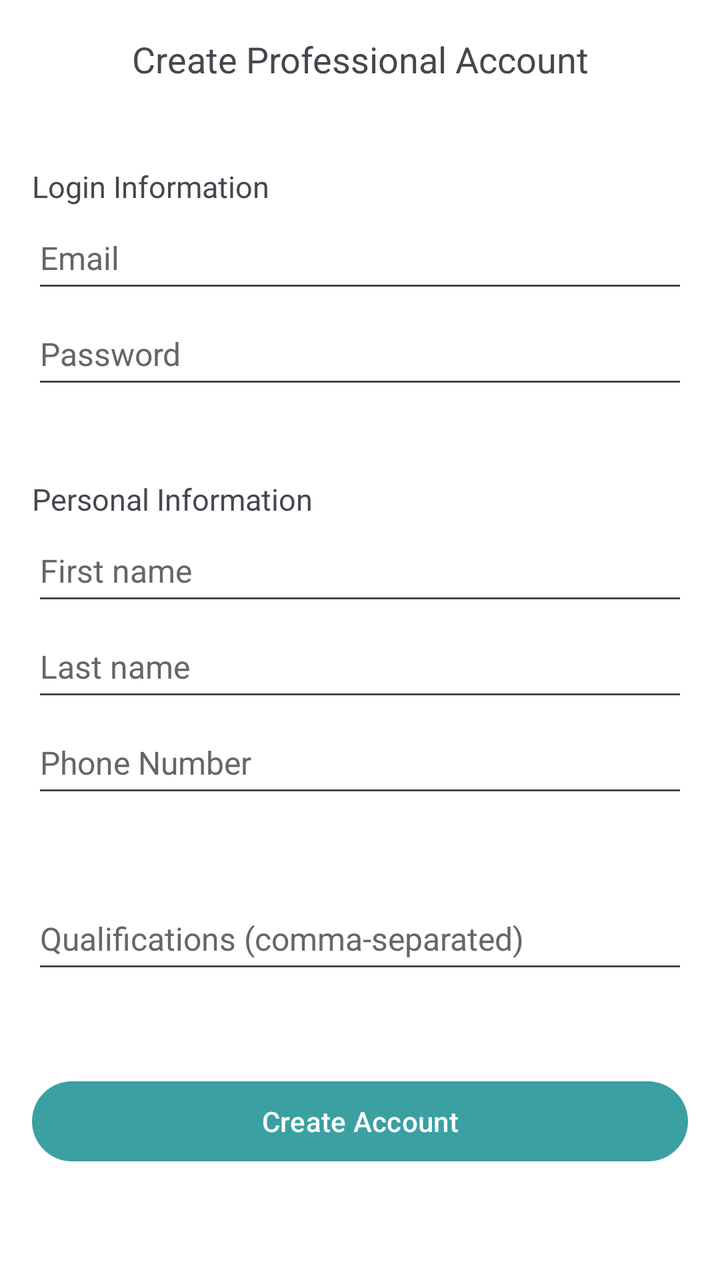
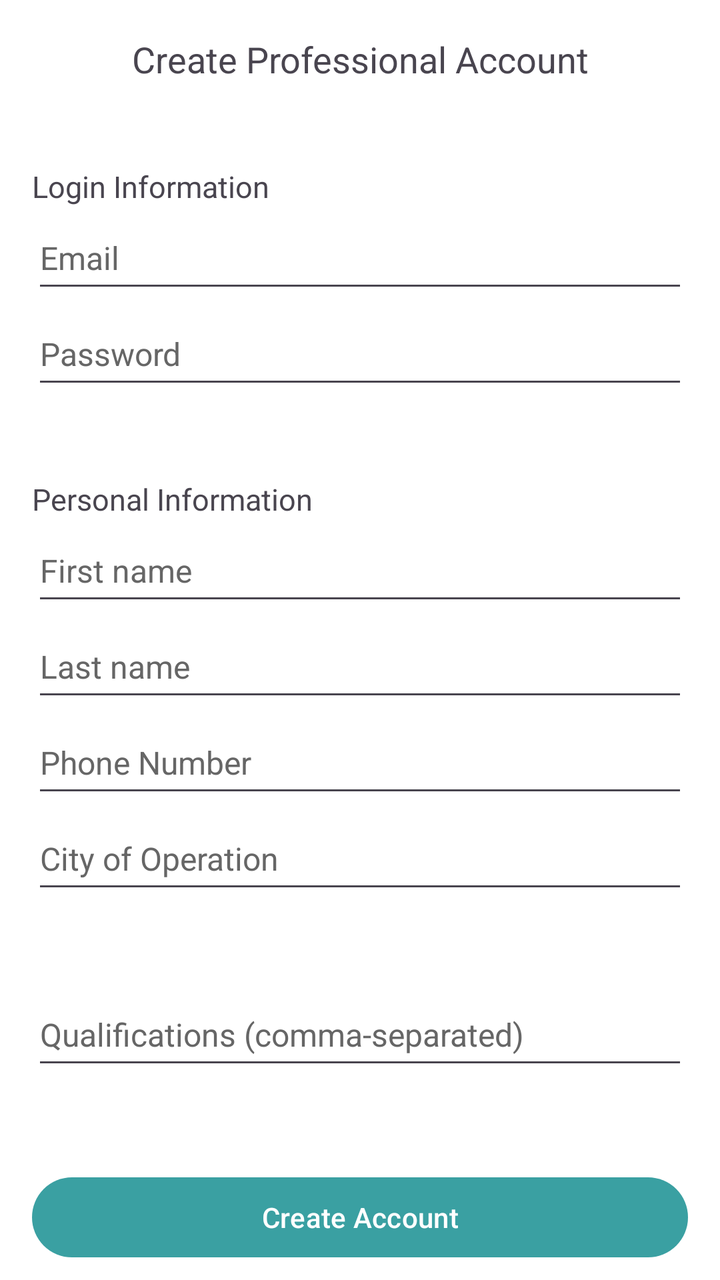

Before-and-after screenshots of an Android layout around one commit, followed by the original layout XML and the change that was made.
<!-- AndroidManifest.xml: application theme Theme.Sample_project -->
<!-- res/layout/create_profile_pro.xml -->
<?xml version="1.0" encoding="utf-8"?>
<androidx.constraintlayout.widget.ConstraintLayout xmlns:android="http://schemas.android.com/apk/res/android"
    xmlns:app="http://schemas.android.com/apk/res-auto"
    xmlns:tools="http://schemas.android.com/tools"
    android:layout_width="match_parent"
    android:layout_height="match_parent">

    <LinearLayout
        android:id="@+id/rootLayout"
        android:layout_width="match_parent"
        android:layout_height="match_parent"
        android:orientation="vertical"
        android:paddingLeft="16dp"
        android:paddingRight="16dp">

        <TextView
            android:id="@+id/textView"
            android:layout_width="match_parent"
            android:layout_height="27dp"
            android:layout_marginTop="16dp"
            android:gravity="center"
            android:text="Create Professional Account"
            android:textSize="18sp" />

        <TextView
            android:id="@+id/textView2"
            android:layout_width="match_parent"
            android:layout_height="wrap_content"
            android:layout_marginTop="40dp"
            android:gravity="left"
            android:text="Login Information"
            android:textSize="15sp" />

        <EditText
            android:id="@+id/emailInput"
            android:layout_width="match_parent"
            android:layout_height="wrap_content"
            android:layout_marginTop="0dp"
            android:hint="@string/user_email"
            android:importantForAutofill="no"
            android:inputType="textEmailAddress"
            android:maxWidth="320dp"
            android:minHeight="48dp"
            android:textColorHint="#666666"
            android:textSize="16sp" />

        <EditText
            android:id="@+id/passwordInput"
            android:layout_width="match_parent"
            android:layout_height="wrap_content"
            android:hint="@string/user_password"
            android:importantForAutofill="no"
            android:inputType="textPersonName"
            android:maxWidth="320dp"
            android:minHeight="48dp"
            android:textColorHint="#666666"
            android:textSize="16sp" />

        <TextView
            android:id="@+id/textView3"
            android:layout_width="match_parent"
            android:layout_height="wrap_content"
            android:layout_marginTop="40dp"
            android:gravity="left"
            android:text="Personal Information"
            android:textSize="15sp" />

        <EditText
            android:id="@+id/firstNameInput"
            android:layout_width="match_parent"
            android:layout_height="wrap_content"
            android:layout_marginTop="0dp"
            android:hint="@string/user_first_name"
            android:importantForAutofill="no"
            android:inputType="textPersonName"
            android:maxWidth="320dp"
            android:minHeight="48dp"
            android:textColorHint="#666666"
            android:textSize="16sp" />

        <EditText
            android:id="@+id/lastNameInput"
            android:layout_width="match_parent"
            android:layout_height="wrap_content"
            android:hint="@string/user_last_name"
            android:importantForAutofill="no"
            android:inputType="textPersonName"
            android:maxWidth="320dp"
            android:minHeight="48dp"
            android:textColorHint="#666666"
            android:textSize="16sp" />

        <EditText
            android:id="@+id/phoneInput"
            android:layout_width="match_parent"
            android:layout_height="wrap_content"
            android:hint="@string/user_phone_number"
            android:importantForAutofill="no"
            android:inputType="phone"
            android:maxWidth="320dp"
            android:minHeight="48dp"
            android:textColorHint="#666666"
            android:textSize="16sp" />

        <EditText
            android:id="@+id/qualificationsInput"
            android:layout_width="match_parent"
            android:layout_height="wrap_content"
            android:layout_marginTop="40dp"
            android:hint="@string/user_qualifications"
            android:importantForAutofill="no"
            android:inputType="textPersonName"
            android:maxWidth="320dp"
            android:minHeight="48dp"
            android:textColorHint="#666666"
            android:textSize="16sp" />

        <Button
            android:id="@+id/addProUserButton"
            android:layout_width="match_parent"
            android:layout_height="wrap_content"
            android:layout_marginTop="45dp"
            android:maxWidth="320dp"
            android:text="@string/button_add_user"
            android:textColorLink="@color/main_pro_color"
            android:textSize="14sp"
            app:backgroundTint="@color/main_pro_color" />

    </LinearLayout>


</androidx.constraintlayout.widget.ConstraintLayout>
<!-- resources referenced by this layout -->
<resources>
  <color name="main_pro_color">#3AA0A2</color>
  <string name="button_add_user">Create Account</string>
  <string name="user_email">Email</string>
  <string name="user_first_name">First name</string>
  <string name="user_last_name">Last name</string>
  <string name="user_password">Password</string>
  <string name="user_phone_number">Phone Number</string>
  <string name="user_qualifications">Qualifications (comma-separated)</string>
  <style name="Theme.Sample_project" parent="Base.Theme.Sample_project" />
  <style name="Base.Theme.Sample_project" parent="Theme.Material3.DayNight.NoActionBar">
          
          
          <item name="android:windowBackground">@color/cardview_light_background</item>
      </style>
</resources>

<!-- the commit's change to res/layout/create_profile_pro.xml (unified diff, before → after) -->
@@ -50,7 +50,7 @@
             android:layout_height="wrap_content"
             android:hint="@string/user_password"
             android:importantForAutofill="no"
-            android:inputType="textPersonName"
+            android:inputType="textPassword"
             android:maxWidth="320dp"
             android:minHeight="48dp"
             android:textColorHint="#666666"
@@ -103,13 +103,25 @@
             android:textSize="16sp" />
 
         <EditText
+            android:id="@+id/cityInput"
+            android:layout_width="match_parent"
+            android:layout_height="wrap_content"
+            android:hint="@string/user_city"
+            android:importantForAutofill="no"
+            android:inputType="text"
+            android:maxWidth="320dp"
+            android:minHeight="48dp"
+            android:textColorHint="#666666"
+            android:textSize="16sp" />
+
+        <EditText
             android:id="@+id/qualificationsInput"
             android:layout_width="match_parent"
             android:layout_height="wrap_content"
             android:layout_marginTop="40dp"
             android:hint="@string/user_qualifications"
             android:importantForAutofill="no"
-            android:inputType="textPersonName"
+            android:inputType="text"
             android:maxWidth="320dp"
             android:minHeight="48dp"
             android:textColorHint="#666666"
<!-- resource entries referenced after the edit -->
@@ -2,6 +2,7 @@
 <resources>
   <color name="main_pro_color">#3AA0A2</color>
   <string name="button_add_user">Create Account</string>
+  <string name="user_city">City of Operation</string>
   <string name="user_email">Email</string>
   <string name="user_first_name">First name</string>
   <string name="user_last_name">Last name</string>
